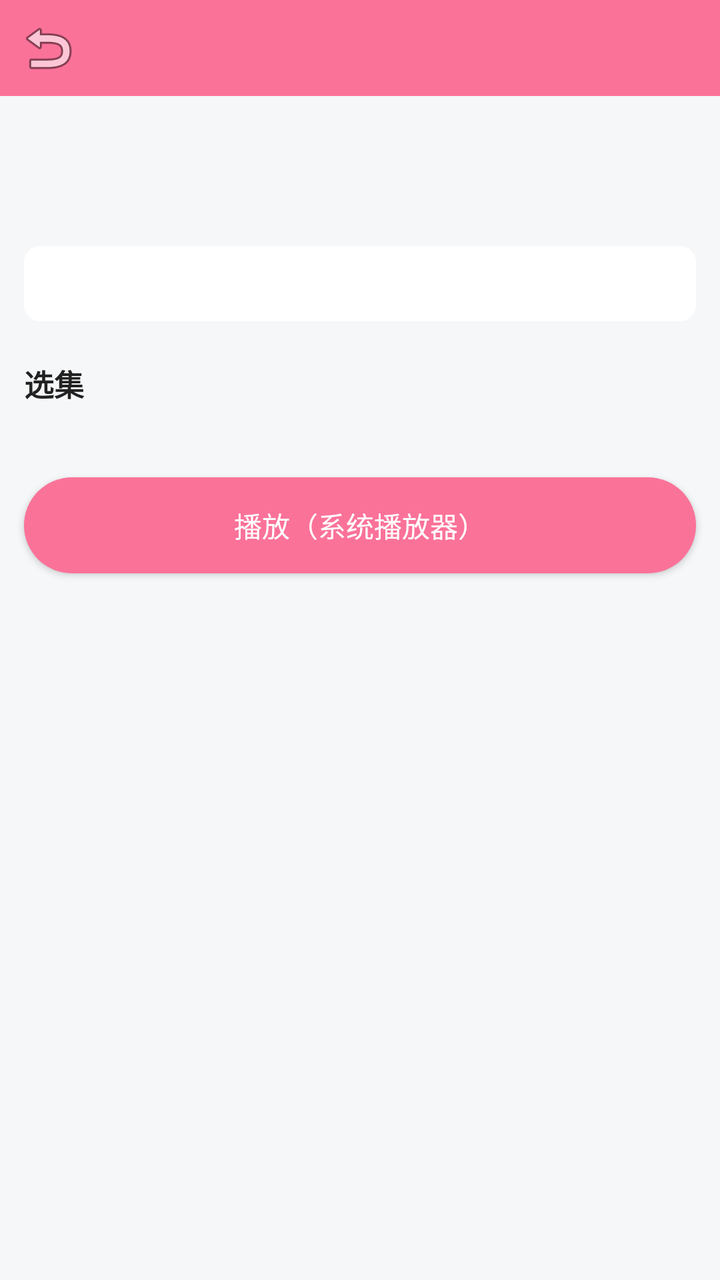
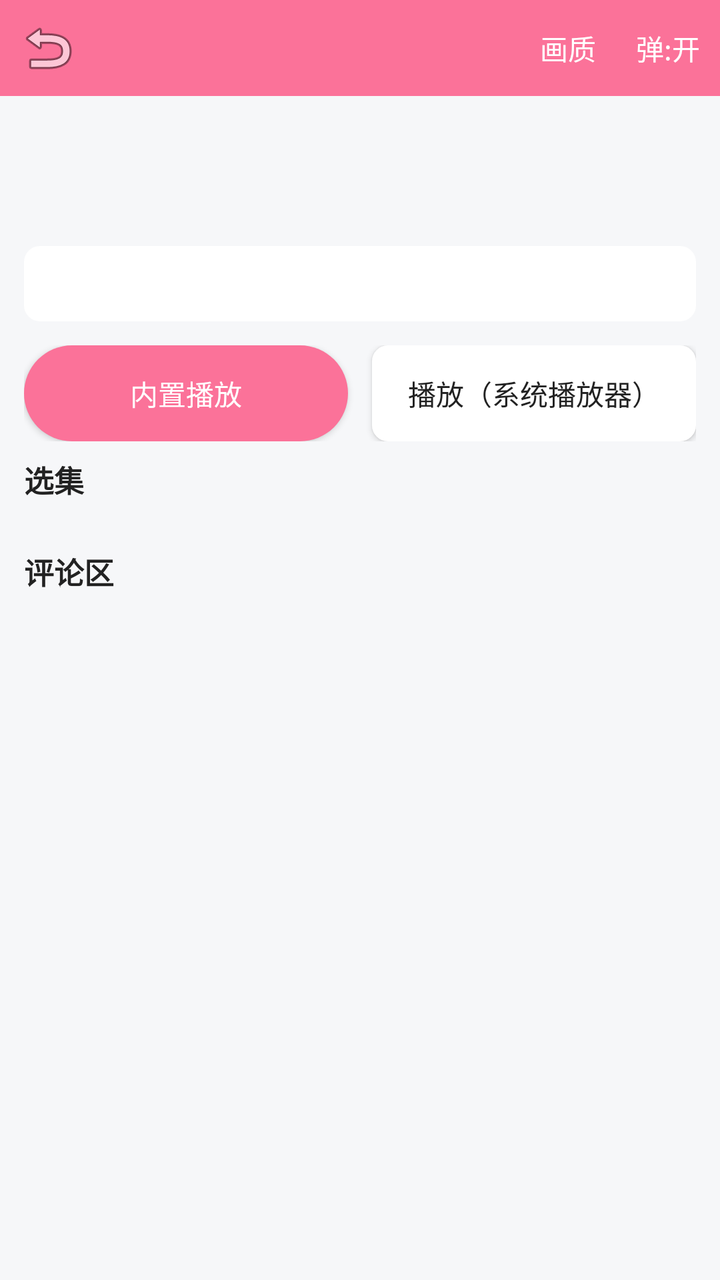

Screens rendered from an Android XML layout before and after an edit, with the pre-edit source and the edit as a unified diff.
<!-- AndroidManifest.xml: application theme Theme.BiliLite -->
<!-- res/layout/activity_play.xml -->
<?xml version="1.0" encoding="utf-8"?>
<ScrollView xmlns:android="http://schemas.android.com/apk/res/android"
    android:layout_width="match_parent" android:layout_height="match_parent">
    <LinearLayout android:layout_width="match_parent" android:layout_height="wrap_content" android:orientation="vertical">
        <LinearLayout android:layout_width="match_parent" android:layout_height="48dp"
            android:background="@color/pink" android:gravity="center_vertical" android:orientation="horizontal">
            <ImageButton android:id="@+id/btn_back" android:layout_width="40dp" android:layout_height="40dp"
                android:layout_marginLeft="4dp" android:background="?attr/selectableItemBackgroundBorderless"
                android:contentDescription="@null" android:src="@android:drawable/ic_menu_revert" />
            <TextView android:id="@+id/tv_top_title" android:layout_width="0dp" android:layout_height="wrap_content"
                android:layout_marginLeft="8dp" android:layout_weight="1" android:ellipsize="end"
                android:maxLines="1" android:textColor="@color/white" android:textSize="16sp" />
        </LinearLayout>
        <TextView android:id="@+id/tv_title" android:layout_width="match_parent" android:layout_height="wrap_content"
            android:layout_margin="12dp" android:textColor="@color/text_primary" android:textSize="17sp" />
        <TextView android:id="@+id/tv_meta" android:layout_width="match_parent" android:layout_height="wrap_content"
            android:layout_marginLeft="12dp" android:layout_marginRight="12dp"
            android:textColor="@color/text_secondary" android:textSize="12sp" />
        <TextView android:id="@+id/tv_intro" android:layout_width="match_parent" android:layout_height="wrap_content"
            android:layout_margin="12dp" android:background="@drawable/bg_card" android:padding="10dp"
            android:textColor="@color/text_primary" android:textSize="13sp" />
        <TextView android:layout_width="match_parent" android:layout_height="wrap_content"
            android:layout_marginLeft="12dp" android:layout_marginTop="8dp" android:layout_marginRight="12dp"
            android:text="@string/parts" android:textColor="@color/text_primary"
            android:textSize="15sp" android:textStyle="bold" />
        <LinearLayout android:id="@+id/part_list" android:layout_width="match_parent" android:layout_height="wrap_content"
            android:layout_margin="12dp" android:orientation="vertical" />
        <Button android:id="@+id/btn_play" android:layout_width="match_parent" android:layout_height="wrap_content"
            android:layout_margin="12dp" android:background="@drawable/bg_pill" android:padding="10dp"
            android:text="@string/play_external" android:textColor="@color/white" />
    </LinearLayout>
</ScrollView>
<!-- resources referenced by this layout -->
<resources>
  <color name="pink">#FB7299</color>
  <color name="text_primary">#222222</color>
  <color name="text_secondary">#888888</color>
  <color name="white">#FFFFFFFF</color>
  <!-- drawable bg_card (drawable) -->
  <?xml version="1.0" encoding="utf-8"?>
  <shape xmlns:android="http://schemas.android.com/apk/res/android" android:shape="rectangle">
      <solid android:color="@color/card_bg" />
      <corners android:radius="8dp" />
  </shape>
  <!-- drawable bg_pill (drawable) -->
  <?xml version="1.0" encoding="utf-8"?>
  <shape xmlns:android="http://schemas.android.com/apk/res/android" android:shape="rectangle">
      <solid android:color="@color/pink" />
      <corners android:radius="100dp" />
  </shape>
  <string name="parts">选集</string>
  <string name="play_external">播放（系统播放器）</string>
  <style name="Theme.BiliLite" parent="Theme.AppCompat.Light.NoActionBar">
          <item name="colorPrimary">@color/pink</item>
          <item name="colorPrimaryDark">@color/pink_dark</item>
          <item name="colorAccent">@color/pink</item>
          <item name="android:windowBackground">@color/bg</item>
      </style>
  <color name="card_bg">#FFFFFF</color>
  <color name="pink_dark">#E85A85</color>
  <color name="bg">#F6F7F9</color>
</resources>

<!-- the commit's change to res/layout/activity_play.xml (unified diff, before → after) -->
@@ -1,32 +1,61 @@
 <?xml version="1.0" encoding="utf-8"?>
-<ScrollView xmlns:android="http://schemas.android.com/apk/res/android"
-    android:layout_width="match_parent" android:layout_height="match_parent">
-    <LinearLayout android:layout_width="match_parent" android:layout_height="wrap_content" android:orientation="vertical">
-        <LinearLayout android:layout_width="match_parent" android:layout_height="48dp"
-            android:background="@color/pink" android:gravity="center_vertical" android:orientation="horizontal">
-            <ImageButton android:id="@+id/btn_back" android:layout_width="40dp" android:layout_height="40dp"
-                android:layout_marginLeft="4dp" android:background="?attr/selectableItemBackgroundBorderless"
-                android:contentDescription="@null" android:src="@android:drawable/ic_menu_revert" />
-            <TextView android:id="@+id/tv_top_title" android:layout_width="0dp" android:layout_height="wrap_content"
-                android:layout_marginLeft="8dp" android:layout_weight="1" android:ellipsize="end"
-                android:maxLines="1" android:textColor="@color/white" android:textSize="16sp" />
+<LinearLayout xmlns:android="http://schemas.android.com/apk/res/android"
+    android:layout_width="match_parent" android:layout_height="match_parent"
+    android:orientation="vertical">
+
+    <LinearLayout android:layout_width="match_parent" android:layout_height="48dp"
+        android:background="@color/pink" android:gravity="center_vertical" android:orientation="horizontal">
+        <ImageButton android:id="@+id/btn_back" android:layout_width="40dp" android:layout_height="40dp"
+            android:layout_marginLeft="4dp" android:background="?attr/selectableItemBackgroundBorderless"
+            android:contentDescription="@null" android:src="@android:drawable/ic_menu_revert" />
+        <TextView android:id="@+id/tv_top_title" android:layout_width="0dp" android:layout_height="wrap_content"
+            android:layout_marginLeft="8dp" android:layout_weight="1" android:ellipsize="end"
+            android:maxLines="1" android:textColor="@color/white" android:textSize="16sp" />
+        <TextView android:id="@+id/btn_quality" android:layout_width="wrap_content" android:layout_height="match_parent"
+            android:gravity="center" android:paddingLeft="10dp" android:paddingRight="10dp"
+            android:text="@string/quality" android:textColor="@color/white" android:textSize="14sp" />
+        <TextView android:id="@+id/btn_danmaku_toggle" android:layout_width="wrap_content" android:layout_height="match_parent"
+            android:gravity="center" android:paddingLeft="10dp" android:paddingRight="10dp"
+            android:text="@string/danmaku_on" android:textColor="@color/white" android:textSize="14sp" />
+    </LinearLayout>
+
+    <FrameLayout android:id="@+id/player_box" android:layout_width="match_parent"
+        android:layout_height="220dp" android:background="#000000" android:visibility="gone">
+        <VideoView android:id="@+id/video_view" android:layout_width="match_parent" android:layout_height="match_parent" />
+        <com.bililite.app.ui.DanmakuView android:id="@+id/danmaku_view" android:layout_width="match_parent" android:layout_height="match_parent" />
+    </FrameLayout>
+
+    <ScrollView android:layout_width="match_parent" android:layout_height="0dp" android:layout_weight="1">
+        <LinearLayout android:layout_width="match_parent" android:layout_height="wrap_content" android:orientation="vertical">
+            <TextView android:id="@+id/tv_title" android:layout_width="match_parent" android:layout_height="wrap_content"
+                android:layout_margin="12dp" android:textColor="@color/text_primary" android:textSize="17sp" />
+            <TextView android:id="@+id/tv_meta" android:layout_width="match_parent" android:layout_height="wrap_content"
+                android:layout_marginLeft="12dp" android:layout_marginRight="12dp"
+                android:textColor="@color/text_secondary" android:textSize="12sp" />
+            <TextView android:id="@+id/tv_intro" android:layout_width="match_parent" android:layout_height="wrap_content"
+                android:layout_margin="12dp" android:background="@drawable/bg_card" android:padding="10dp"
+                android:textColor="@color/text_primary" android:textSize="13sp" />
+            <LinearLayout android:layout_width="match_parent" android:layout_height="wrap_content"
+                android:layout_marginLeft="12dp" android:layout_marginRight="12dp" android:orientation="horizontal">
+                <Button android:id="@+id/btn_play" android:layout_width="0dp" android:layout_height="wrap_content"
+                    android:layout_weight="1" android:layout_marginRight="6dp" android:background="@drawable/bg_pill"
+                    android:padding="10dp" android:text="@string/play_builtin" android:textColor="@color/white" />
+                <Button android:id="@+id/btn_play_ext" android:layout_width="0dp" android:layout_height="wrap_content"
+                    android:layout_weight="1" android:layout_marginLeft="6dp" android:background="@drawable/bg_card"
+                    android:padding="10dp" android:text="@string/play_external" android:textColor="@color/text_primary" />
+            </LinearLayout>
+            <TextView android:layout_width="match_parent" android:layout_height="wrap_content"
+                android:layout_marginLeft="12dp" android:layout_marginTop="8dp" android:layout_marginRight="12dp"
+                android:text="@string/parts" android:textColor="@color/text_primary"
+                android:textSize="15sp" android:textStyle="bold" />
+            <LinearLayout android:id="@+id/part_list" android:layout_width="match_parent" android:layout_height="wrap_content"
+                android:layout_margin="12dp" android:orientation="vertical" />
+            <TextView android:id="@+id/tv_comment_head" android:layout_width="match_parent" android:layout_height="wrap_content"
+                android:layout_marginLeft="12dp" android:layout_marginRight="12dp"
+                android:text="@string/comments" android:textColor="@color/text_primary"
+                android:textSize="15sp" android:textStyle="bold" />
+            <LinearLayout android:id="@+id/comment_list" android:layout_width="match_parent" android:layout_height="wrap_content"
+                android:layout_margin="12dp" android:orientation="vertical" />
         </LinearLayout>
-        <TextView android:id="@+id/tv_title" android:layout_width="match_parent" android:layout_height="wrap_content"
-            android:layout_margin="12dp" android:textColor="@color/text_primary" android:textSize="17sp" />
-        <TextView android:id="@+id/tv_meta" android:layout_width="match_parent" android:layout_height="wrap_content"
-            android:layout_marginLeft="12dp" android:layout_marginRight="12dp"
-            android:textColor="@color/text_secondary" android:textSize="12sp" />
-        <TextView android:id="@+id/tv_intro" android:layout_width="match_parent" android:layout_height="wrap_content"
-            android:layout_margin="12dp" android:background="@drawable/bg_card" android:padding="10dp"
-            android:textColor="@color/text_primary" android:textSize="13sp" />
-        <TextView android:layout_width="match_parent" android:layout_height="wrap_content"
-            android:layout_marginLeft="12dp" android:layout_marginTop="8dp" android:layout_marginRight="12dp"
-            android:text="@string/parts" android:textColor="@color/text_primary"
-            android:textSize="15sp" android:textStyle="bold" />
-        <LinearLayout android:id="@+id/part_list" android:layout_width="match_parent" android:layout_height="wrap_content"
-            android:layout_margin="12dp" android:orientation="vertical" />
-        <Button android:id="@+id/btn_play" android:layout_width="match_parent" android:layout_height="wrap_content"
-            android:layout_margin="12dp" android:background="@drawable/bg_pill" android:padding="10dp"
-            android:text="@string/play_external" android:textColor="@color/white" />
-    </LinearLayout>
-</ScrollView>
+    </ScrollView>
+</LinearLayout>
<!-- resource entries referenced after the edit -->
@@ -16,8 +16,12 @@
       <solid android:color="@color/pink" />
       <corners android:radius="100dp" />
   </shape>
+  <string name="comments">评论区</string>
+  <string name="danmaku_on">弹:开</string>
   <string name="parts">选集</string>
+  <string name="play_builtin">内置播放</string>
   <string name="play_external">播放（系统播放器）</string>
+  <string name="quality">画质</string>
   <style name="Theme.BiliLite" parent="Theme.AppCompat.Light.NoActionBar">
           <item name="colorPrimary">@color/pink</item>
           <item name="colorPrimaryDark">@color/pink_dark</item>
